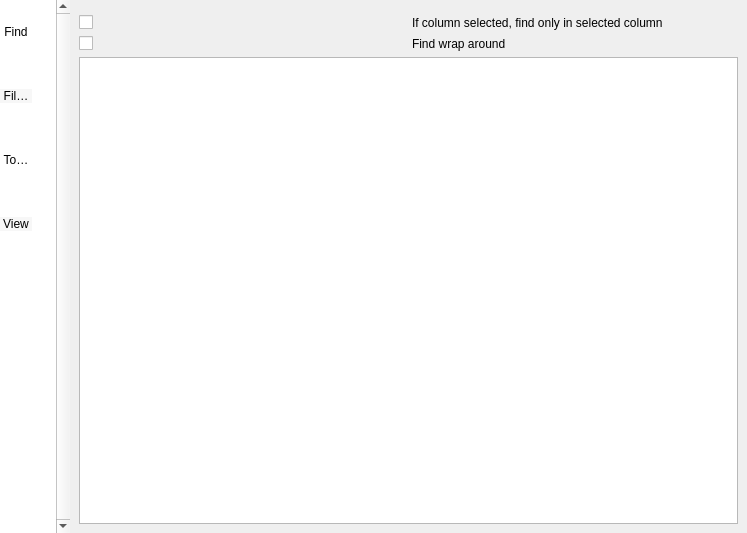
Old version of the form trace_server/settingslog.ui in the repository mojmir-svoboda/DbgToolkit.
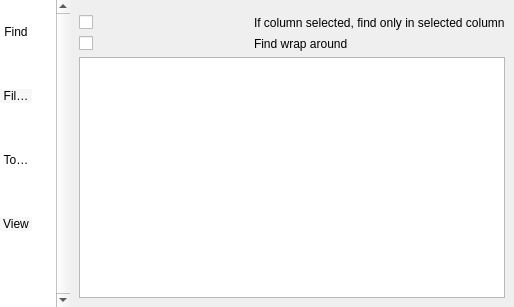
New version of the form. Icons and pictures are not drawn. Custom widgets are drawn as their Qt base class.

Commit message: * find widget debug

The edit to the form file:
```diff
--- a/trace_server/settingslog.ui
+++ b/trace_server/settingslog.ui
@@ -6,8 +6,8 @@
    <rect>
     <x>0</x>
     <y>0</y>
-    <width>747</width>
-    <height>533</height>
+    <width>345</width>
+    <height>307</height>
    </rect>
   </property>
   <property name="minimumSize">
```
The commit also changes 5 other files.
